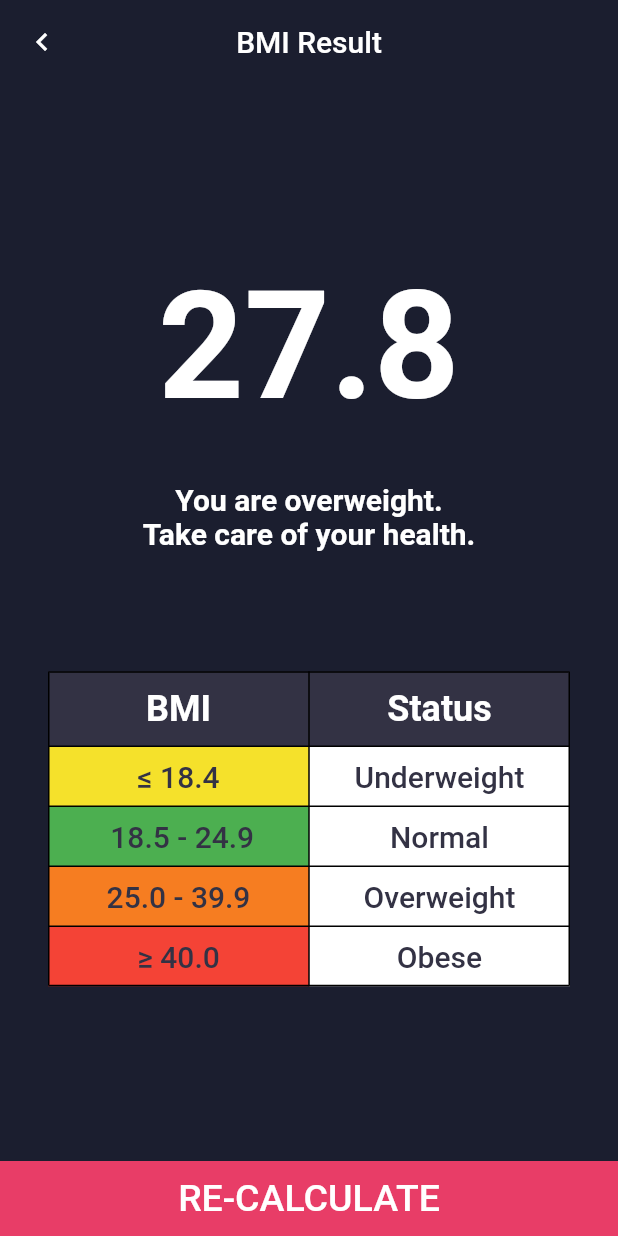
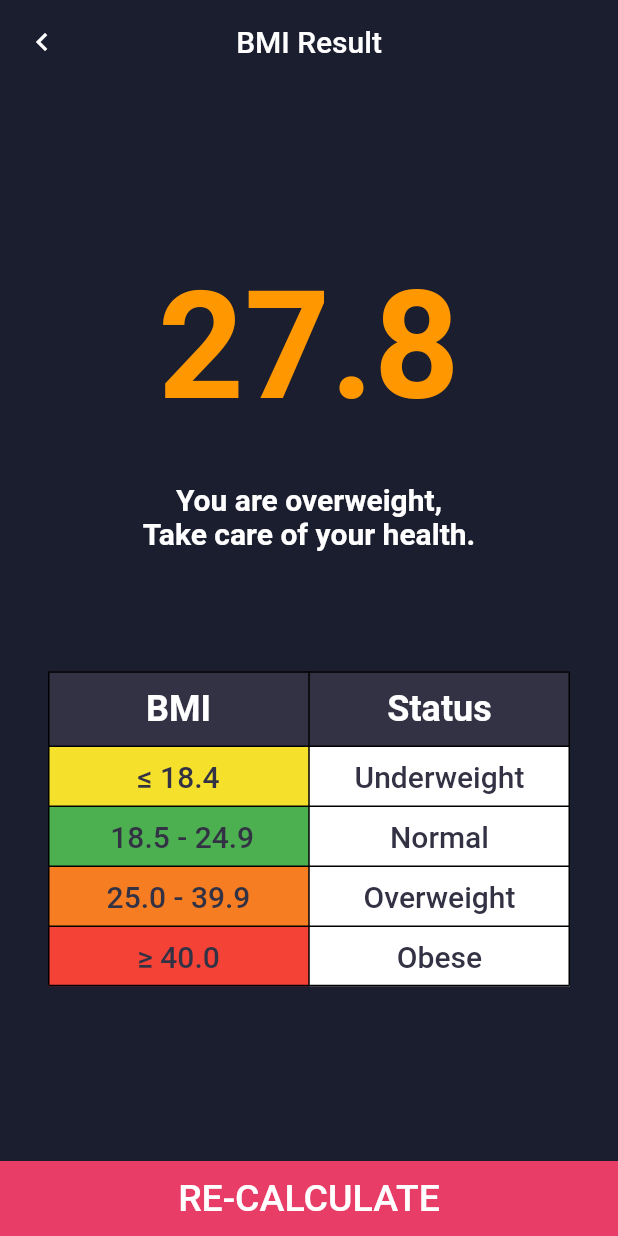
Before and after one commit to Mohammed-Hasaballah/BMI_Calc, a Flutter app: the screen it shows after launch, after a tap on "CALCULATE", on a phone screen of 412 x 824 dp. Run offline on Flutter 3.47's test engine with Material 2 defaults, Android fonts, the phone set to English and light mode, and no system bars.

Commit message:
refactoring commit

```diff
--- a/lib/modules/bmi/bmi_home.dart
+++ b/lib/modules/bmi/bmi_home.dart
@@ -291,13 +291,15 @@ class _BmiScreenState extends State<BmiScreen> {
               onPressed: () {
                 BMIBrain brain = BMIBrain(height: height, weight: weight);
                 double result = brain.resultCalc();
-                String resultHandlee = brain.resultHandle();
+                String resultHandlee = brain.sentence;
+                Color colorHandlee = brain.color;
                 Navigator.push(
                   context,
                   MaterialPageRoute(
                     builder: (context) => BMIResultScreen(
                       result: result.toStringAsFixed(1),
                       resultHandle: resultHandlee,
+                      colorHandle: colorHandlee,
                     ),
                   ),
                 );
--- a/lib/modules/bmi_result/result_screen.dart
+++ b/lib/modules/bmi_result/result_screen.dart
@@ -4,9 +4,12 @@ import 'package:flutter/material.dart';
 class BMIResultScreen extends StatelessWidget {
   final String result;
   final String resultHandle;
+  final Color colorHandle;
   const BMIResultScreen({
     Key? key,
-    required this.result, required this.resultHandle,
+    required this.result,
+    required this.resultHandle,
+    required this.colorHandle,
   }) : super(key: key);
   @override
   Widget build(BuildContext context) {
@@ -34,9 +37,10 @@ class BMIResultScreen extends StatelessWidget {
               children: [
                 Text(
                   result,
-                  style: const TextStyle(
+                  style: TextStyle(
                     fontSize: 100.0,
                     fontWeight: FontWeight.bold,
+                    color: colorHandle,
                   ),
                 ),
                 Padding(
@@ -279,6 +283,4 @@ class BMIResultScreen extends StatelessWidget {
       ),
     );
   }
-
-
 }
--- a/lib/modules/brain/bmi_brain.dart
+++ b/lib/modules/brain/bmi_brain.dart
@@ -1,27 +1,54 @@
 import 'dart:math';
+
+import 'package:flutter/material.dart';
 
 class BMIBrain {
   final double height;
   final int weight;
   double result = 0;
+  String sentence = '';
+  Color color = Colors.white;
 
+  Map<String, Map<String, dynamic>> resultHand = {
+    "normal": {
+      "sentence": "You have a normal BMI.",
+      "color": Colors.green,
+    },
+    "overweight": {
+      "sentence": "You are overweight,\nTake care of your health.",
+      "color": Colors.orange,
+    },
+    "obese": {
+      "sentence": "You are obese,\nPlease consult a healthcare professional.",
+      "color": Colors.red,
+    },
+    "underweight": {
+      "sentence":
+          "You are underweight,\nConsider gaining some weight for better health.",
+      "color": const Color.fromARGB(255, 245, 225, 43),
+    },
+  };
   BMIBrain({required this.height, required this.weight});
 
   double resultCalc() {
     result = weight / pow(height / 100, 2);
+    resultHandle();
     return result;
   }
 
-  String resultHandle() {
+  void resultHandle() {
     if (result >= 18.5 && result <= 24.9) {
-      return 'You have a normal BMI.';
+      sentence = resultHand["normal"]?["sentence"];
+      color = resultHand["normal"]?["color"];
+    } else if (result >= 25.0 && result <= 39.9) {
+      sentence = resultHand["overweight"]?["sentence"];
+      color = resultHand["overweight"]?["color"];
+    } else if (result >= 40.0) {
+      sentence = resultHand["obese"]?["sentence"];
+      color = resultHand["obese"]?["color"];
+    } else {
+      sentence = resultHand["underweight"]?["sentence"];
+      color = resultHand["underweight"]?["color"];
     }
-    if (result >= 25.0 && result <= 39.9) {
-      return 'You are overweight.\nTake care of your health.';
-    }
-    if (result >= 40.0) {
-      return 'You are obese.\nPlease consult a healthcare professional.';
-    }
-    return 'You are underweight.\nConsider gaining some weight for better health.';
   }
 }
```
